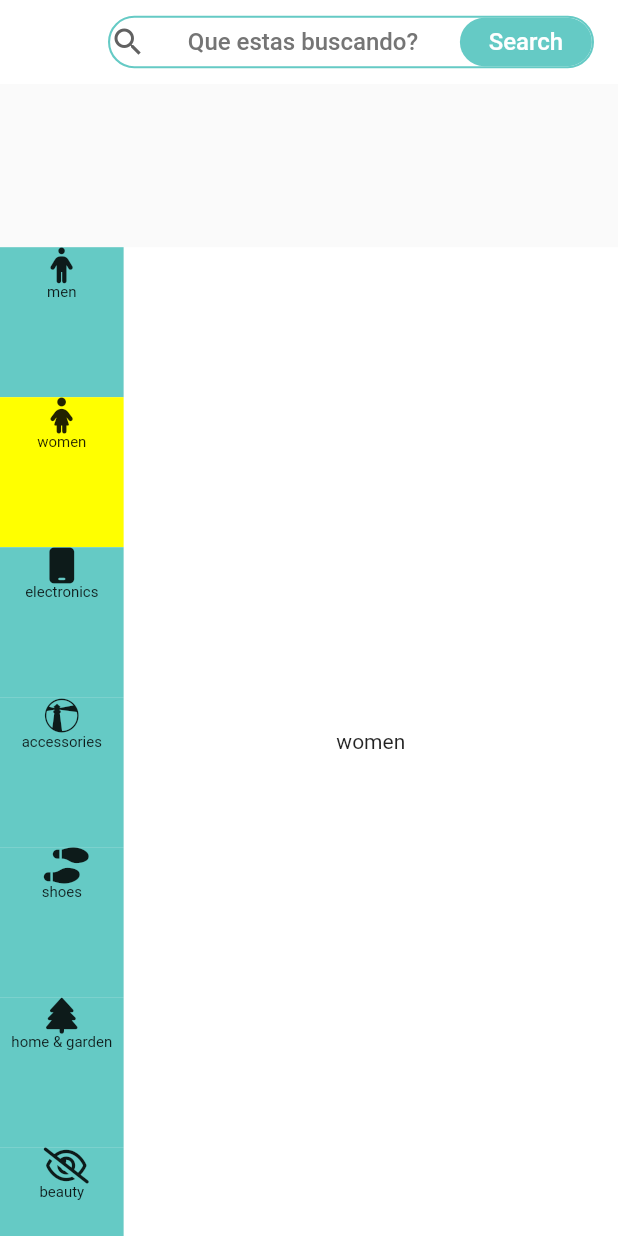
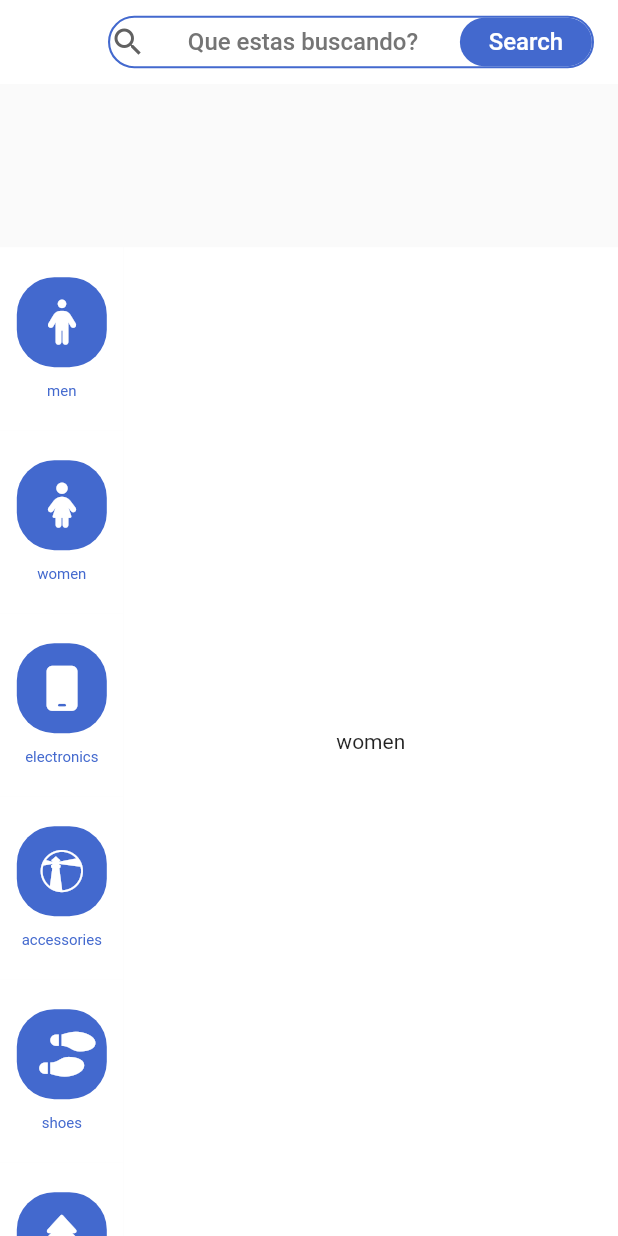
Before and after one commit to FSALVA157/fl_tienda_online_2022, a Flutter app: the CategoryScreen screen opened directly, swiped to page 2, on a phone screen of 412 x 824 dp. Run offline on Flutter 3.47's test engine with Material 2 defaults, Android fonts, the phone set to English and light mode, and no system bars; our stand-ins replace font_awesome_flutter.

Commit message:
agregado campo boolean a categories y cambio de tipo de _pageselected

```diff
--- a/lib/main_screens/category_screen.dart
+++ b/lib/main_screens/category_screen.dart
@@ -1,7 +1,9 @@
+import 'package:fl_tienda_online/models/category_model.dart';
 import 'package:fl_tienda_online/provider/navigation_provider.dart';
 import 'package:fl_tienda_online/themes/app_theme.dart';
 import 'package:fl_tienda_online/utilities/categ_list.dart';
 import 'package:fl_tienda_online/widgets/fake_tab_search.dart';
+
 import 'package:flutter/material.dart';
 import 'package:provider/provider.dart';
 
@@ -55,7 +57,7 @@ class _CategoryView extends StatelessWidget {
         physics: BouncingScrollPhysics(),
         controller: navigationProvider.pageCategory,
         scrollDirection: Axis.vertical,
-        onPageChanged: (index) => navigationProvider.categorySelected = maincateg[index],
+        onPageChanged: (index) => navigationProvider.categorySelected = index,
         itemCount: maincateg.length,
         itemBuilder: (context, index) {
          return Container(
@@ -88,6 +90,7 @@ class _SideNavigator extends StatelessWidget {
   @override
   Widget build(BuildContext context) {
     final navigationProvider = Provider.of<NavigationProvider>(context);
+    final categories_list = navigationProvider.categories;
 
     return Positioned(
       bottom: 0,
@@ -96,21 +99,24 @@ class _SideNavigator extends StatelessWidget {
         height: height * 0.8,
         width: width * 0.2,
         child: ListView.builder(
-          itemCount: maincateg.length,
+          itemCount: categories_list.length,
           itemBuilder: ((context, index) {
             return GestureDetector(
               onTap:(){
-                navigationProvider.categorySelected = maincateg[index];
+                navigationProvider.categorySelected = index;
               },
               child: Container(
-                color: (maincateg[index] == navigationProvider.categorySelected)? Colors.yellowAccent : AppTheme.primary_color,
-                height: 100,
-                child: Column(
-              children: [
-                  Icon(navigationProvider.categories[index].icon),
-                  Text(navigationProvider.categories[index].name, style: TextStyle(fontSize: 10),)
-              ],
-              ),)
+                color: Colors.white,
+                child: Padding(
+                  padding: EdgeInsets.symmetric(vertical: 20),
+                  child: Column(
+                           children: [
+                            _IconCategory(categoria: categories_list[index]),
+                            SizedBox(height: 10),
+                            Center(child: Text(categories_list[index].name, style: TextStyle(fontSize: 10, color: AppTheme.primary_color),))
+                        ],
+                        ),),
+              )
             );
           })
           ),
@@ -118,3 +124,25 @@ class _SideNavigator extends StatelessWidget {
         );
   }
 }
+
+class _IconCategory extends StatelessWidget {
+  final CategoryModel categoria;
+
+  const _IconCategory({
+    Key? key,
+    required this.categoria,
+  }) : super(key: key);
+
+
+  @override
+  Widget build(BuildContext context) {
+    return Container(
+      padding: EdgeInsets.all(15),
+      decoration: BoxDecoration(
+        borderRadius: BorderRadius.circular(25),
+        color: AppTheme.primary_color,
+      ),
+      child: Icon(categoria.icon, color: Colors.white, size: 30,)
+      );
+  }
+}
--- a/lib/models/category_model.dart
+++ b/lib/models/category_model.dart
@@ -4,6 +4,7 @@ import 'package:flutter/cupertino.dart';
 class CategoryModel{
   final String name;
   final IconData icon;
+  bool? selected = false;
 
   CategoryModel(this.name, this.icon){}
 
--- a/lib/provider/navigation_provider.dart
+++ b/lib/provider/navigation_provider.dart
@@ -21,7 +21,8 @@ class NavigationProvider extends ChangeNotifier{
   //armado de lista categoria con icono
   List<CategoryModel> categories = [];
   int _paginaActual = 0;
-  String _categorySelected="men";
+  //String _categorySelected;
+  late int _categorySelected;
 
   NavigationProvider(){
     maincateg.forEach((cat) {
@@ -29,7 +30,8 @@ class NavigationProvider extends ChangeNotifier{
         CategoryModel(cat, custom_icons[cat]!)
         );
     });
-  }
+    this._categorySelected = 0;
+      }
 
   //maanejo de controlador de tabs en CustomeHome
   PageController _pageController = new PageController();
@@ -47,11 +49,19 @@ class NavigationProvider extends ChangeNotifier{
 //manejo de category Selected en Category Screen
 PageController _pageCategory = new PageController();
 PageController get pageCategory => this._pageCategory;
-String get categorySelected => this._categorySelected;
-set categorySelected(String value){
+int get categorySelected => this._categorySelected;
+set categorySelected(int value){
   this._categorySelected = value;
-  var page = maincateg.indexOf(value);
-  _pageCategory.jumpToPage(page);
+
+  for (var i = 0; i < categories.length; i++) {
+    if(i != this._categorySelected){
+      categories[i].selected = false;
+    }else{
+      categories[i].selected = true;
+    }
+  }
+  //var page = maincateg.indexOf(value);
+  _pageCategory.jumpToPage(this._categorySelected);
   notifyListeners();
 }
 
--- a/lib/themes/app_theme.dart
+++ b/lib/themes/app_theme.dart
@@ -3,9 +3,9 @@ import 'package:flutter/material.dart';
 
 class AppTheme{
 //  static final Color primary_color = Colors.yellowAccent.shade700;
-  static final Color primary_color = Color(0xff65CAC5);
+ // static final Color primary_color = Color(0xff65CAC5);
 //static final Color primary_color = Color(0xffEE7A24);
-//static final Color primary_color = Color(0xff4369CE);
+static final Color primary_color = Color(0xff4369CE);
   static final ThemeData lightTheme = ThemeData.light().copyWith(
     primaryColor: primary_color,
     appBarTheme: const AppBarTheme(
```
